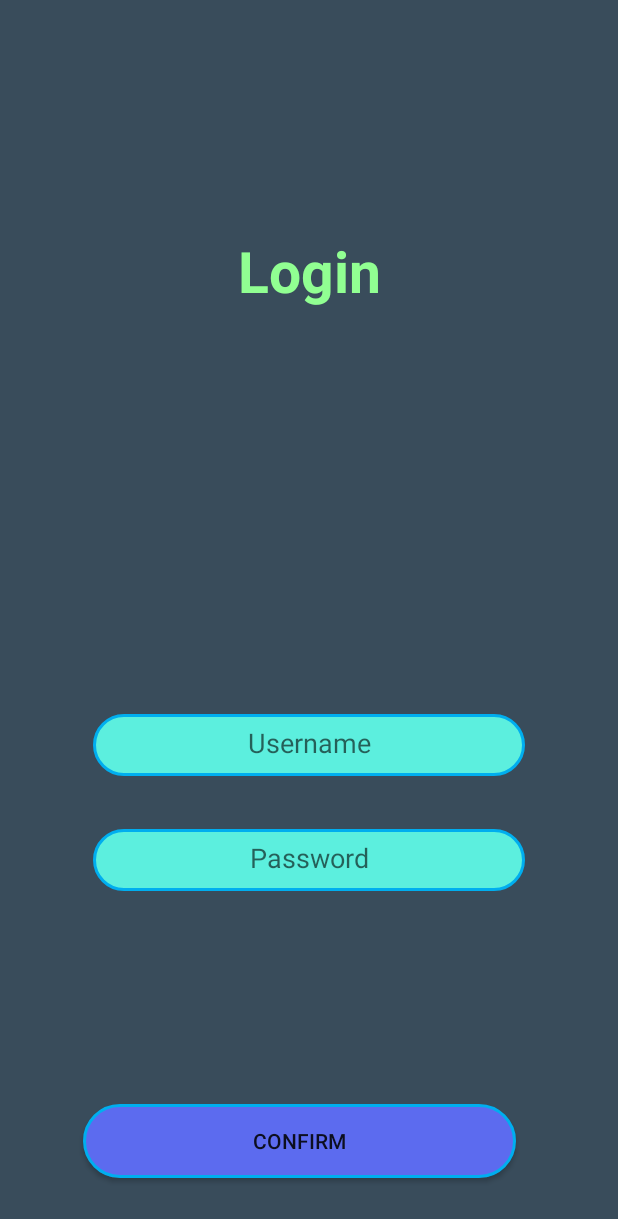
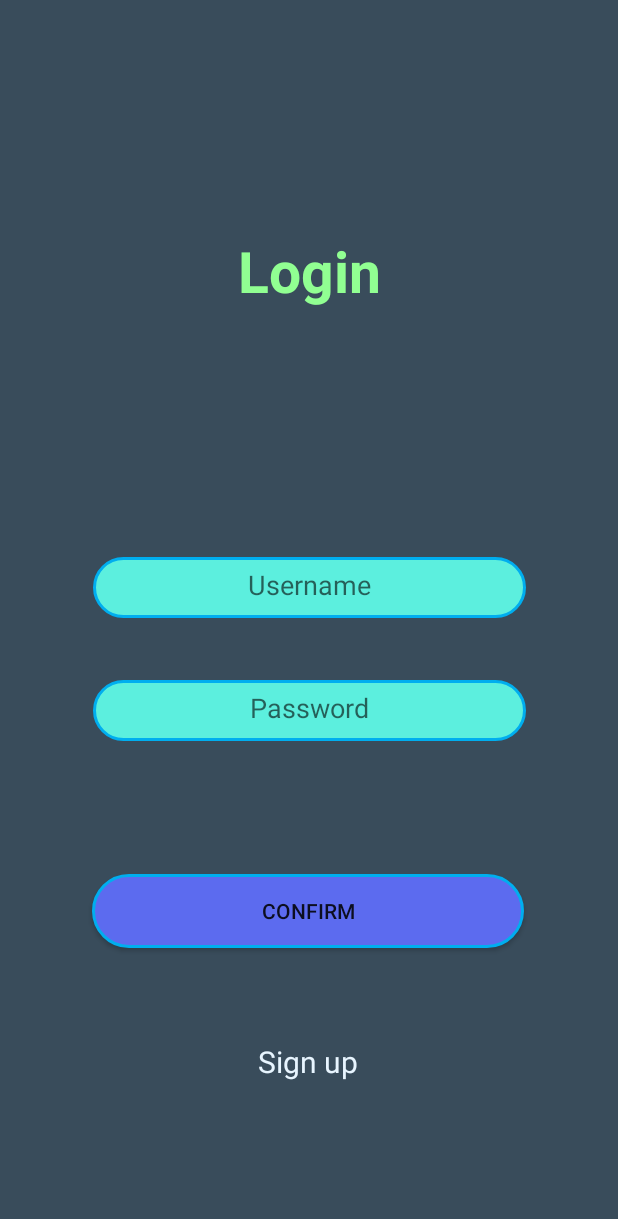
Before and after one commit to daniyeg/Polaris, an Android app built with Jetpack Compose: the screen it shows after launch (LoginActivity), after a tap on "CONFIRM", on a phone screen of 412 x 824 dp. Shown: the top 1219 px of the screen. Run offline under Robolectric (Android 15) with nearby library versions, the phone set to English and light mode, and no system bars.

Commit message:
feat: login and sign up

```diff
--- a/client/app/src/main/AndroidManifest.xml
+++ b/client/app/src/main/AndroidManifest.xml
@@ -31,6 +31,8 @@
         </activity>
         <activity android:name=".LoginActivity" />
         <activity android:name=".HomeActivity" />
+        <activity android:name=".SignupActivity" />
+        <activity android:name=".OtpActivity" />
 
     </application>
 
--- a/client/app/src/main/java/com/beyond5g/polaris/LoginActivity.kt
+++ b/client/app/src/main/java/com/beyond5g/polaris/LoginActivity.kt
@@ -5,6 +5,8 @@ import android.os.Bundle
 import android.util.Log
 import android.widget.Button
 import android.widget.EditText
+import android.widget.TextView
+import android.widget.Toast
 import androidx.activity.ComponentActivity
 import androidx.appcompat.app.AppCompatActivity
 
@@ -14,21 +16,44 @@ class LoginActivity : ComponentActivity() {
         setContentView(R.layout.login)
 
         val confirmButton = findViewById<Button>(R.id.confirm)
+        val usernameEditText = findViewById<EditText>(R.id.username)
+        val passwordEditText = findViewById<EditText>(R.id.password)
+        val signupText = findViewById<TextView>(R.id.signupText)
+
+        signupText.setOnClickListener(){
+            startActivity(Intent(this, SignupActivity::class.java))
+
+        }
         confirmButton.setOnClickListener {
-            val username = findViewById<EditText>(R.id.username).text.toString()
-            val password = findViewById<EditText>(R.id.password).text.toString()
+            val username = usernameEditText.text.toString().trim()
+            val password = passwordEditText.text.toString().trim()
 
-            responseBody = Connector.sendLogin(username, password)
+            if (username.isEmpty() || password.isEmpty()) {
+                Toast.makeText(this, "Please fill in all fields", Toast.LENGTH_SHORT).show()
+                return@setOnClickListener
+            }
 
-            val validated = false
+            Connector.sendLogin(username, password) { success, token ->
+                runOnUiThread {
 
-            if (validated) {
-                val sharedPref = getSharedPreferences("auth", MODE_PRIVATE)
-                sharedPref.edit().putBoolean("is_logged_in", true).apply()
+                    if (success) {
 
-                val intent = Intent(this, MainActivity::class.java)
-                startActivity(intent)
-                finish()
+                        val sharedPref = getSharedPreferences("auth", MODE_PRIVATE)
+                        val currentTime = System.currentTimeMillis()
+                        sharedPref.edit()
+                            .putBoolean("is_logged_in", true)
+                            .putLong("login_time", currentTime)
+                            .putString("token", token)
+                            .apply()
+
+
+                        Toast.makeText(this, "Login successful", Toast.LENGTH_SHORT).show()
+                        startActivity(Intent(this, HomeActivity::class.java))
+                        finish()
+                    } else {
+                        Toast.makeText(this, "Invalid credentials", Toast.LENGTH_SHORT).show()
+                    }
+                }
             }
         }
     }
--- a/client/app/src/main/java/com/beyond5g/polaris/MainActivity.kt
+++ b/client/app/src/main/java/com/beyond5g/polaris/MainActivity.kt
@@ -2,24 +2,8 @@ package com.beyond5g.polaris
 
 import android.content.Intent
 import android.os.Bundle
-import android.widget.Button
 import androidx.activity.ComponentActivity
-import androidx.activity.compose.setContent
-import androidx.activity.enableEdgeToEdge
-import androidx.compose.foundation.layout.fillMaxSize
-import androidx.compose.foundation.layout.padding
-import androidx.compose.material3.Scaffold
-import androidx.compose.material3.Text
-import androidx.compose.runtime.Composable
-import androidx.compose.ui.Modifier
-import androidx.compose.ui.tooling.preview.Preview
-import com.beyond5g.polaris.ui.theme.PolarisTheme
-import androidx.compose.foundation.layout.*
-import androidx.compose.material3.*
-import androidx.compose.ui.unit.dp
-import kotlinx.coroutines.CoroutineScope
-import kotlinx.coroutines.Dispatchers
-import kotlinx.coroutines.launch
+
 
 class MainActivity : ComponentActivity() {
     override fun onCreate(savedInstanceState: Bundle?) {
@@ -27,10 +11,17 @@ class MainActivity : ComponentActivity() {
 
         val sharedPref = getSharedPreferences("auth", MODE_PRIVATE)
         val isLoggedIn = sharedPref.getBoolean("is_logged_in", false)
+        val loginTime = sharedPref.getLong("login_time", 0L)
 
-        val intent = if (isLoggedIn) {
-            Intent(this, LoginActivity::class.java)
+        val sessionDurationLimit = 1 * 60 * 1000 // 30 minutes in milliseconds
+        val currentTime = System.currentTimeMillis()
+
+        val isSessionValid = isLoggedIn && (currentTime - loginTime < sessionDurationLimit)
+
+        val intent = if (isSessionValid) {
+            Intent(this, HomeActivity::class.java)
         } else {
+            sharedPref.edit().clear().apply() // session expired, clear
             Intent(this, LoginActivity::class.java)
         }
 
--- a/client/app/src/main/res/layout/login.xml
+++ b/client/app/src/main/res/layout/login.xml
@@ -20,62 +20,72 @@
         app:layout_constraintVertical_bias="0.2"
         app:layout_constraintStart_toStartOf="parent"
         app:layout_constraintEnd_toEndOf="parent"
-        app:layout_constraintHorizontal_bias="0.5"
-        />
+        app:layout_constraintHorizontal_bias="0.5" />
+
+    <TextView
+        android:id="@+id/signupText"
+        android:layout_width="wrap_content"
+        android:layout_height="wrap_content"
+        android:layout_marginTop="200dp"
+        android:clickable="true"
+        android:focusable="true"
+        android:onClick="onTextClicked"
+        android:text="Sign up"
+        android:textSize="20sp"
+        android:textColor="#E8F5FF"
+        app:layout_constraintEnd_toEndOf="parent"
+        app:layout_constraintHorizontal_bias="0.498"
+        app:layout_constraintStart_toStartOf="parent"
+        app:layout_constraintTop_toBottomOf="@id/password" />
 
     <EditText
         android:id="@+id/username"
         android:layout_width="0dp"
         android:layout_height="0dp"
-        app:layout_constraintWidth_percent="0.7"
-        app:layout_constraintHeight_percent="0.05"
         android:layout_marginTop="16dp"
+        android:background="@drawable/edittext_background"
         android:hint="Username"
         android:textAlignment="center"
-
-        android:background="@drawable/edittext_background"
+        app:layout_constraintBottom_toBottomOf="parent"
+        app:layout_constraintEnd_toEndOf="parent"
+        app:layout_constraintHeight_percent="0.05"
+        app:layout_constraintHorizontal_bias="0.504"
+        app:layout_constraintStart_toStartOf="parent"
         app:layout_constraintTop_toTopOf="parent"
-        app:layout_constraintBottom_toBottomOf="parent"
-        app:layout_constraintVertical_bias="0.6"
-        app:layout_constraintStart_toStartOf="parent"
-        app:layout_constraintEnd_toEndOf="parent"
-        app:layout_constraintHorizontal_bias="0.5"
-        />
+        app:layout_constraintVertical_bias="0.463"
+        app:layout_constraintWidth_percent="0.7" />
 
     <EditText
         android:id="@+id/password"
         android:layout_width="0dp"
         android:layout_height="0dp"
-        app:layout_constraintWidth_percent="0.7"
-        app:layout_constraintHeight_percent="0.05"
         android:layout_marginTop="16dp"
+        android:background="@drawable/edittext_background"
         android:hint="Password"
         android:textAlignment="center"
-
-        android:background="@drawable/edittext_background"
+        app:layout_constraintBottom_toBottomOf="parent"
+        app:layout_constraintEnd_toEndOf="parent"
+        app:layout_constraintHeight_percent="0.05"
+        app:layout_constraintHorizontal_bias="0.504"
+        app:layout_constraintStart_toStartOf="parent"
         app:layout_constraintTop_toTopOf="parent"
-        app:layout_constraintBottom_toBottomOf="parent"
-        app:layout_constraintVertical_bias="0.7"
-        app:layout_constraintStart_toStartOf="parent"
-        app:layout_constraintEnd_toEndOf="parent"
-        app:layout_constraintHorizontal_bias="0.5"
-        />
+        app:layout_constraintVertical_bias="0.57"
+        app:layout_constraintWidth_percent="0.7" />
 
     <Button
         android:id="@+id/confirm"
-        android:background="@drawable/button_background"
-
         android:layout_width="0dp"
         android:layout_height="0dp"
+        android:background="@drawable/button_background"
         android:text="Confirm"
         app:circularflow_radiusInDP="12"
         app:layout_constraintBottom_toBottomOf="parent"
         app:layout_constraintEnd_toEndOf="parent"
         app:layout_constraintHeight_percent="0.06"
-        app:layout_constraintHorizontal_bias="0.45"
+        app:layout_constraintHorizontal_bias="0.495"
         app:layout_constraintStart_toStartOf="parent"
         app:layout_constraintTop_toTopOf="parent"
-        app:layout_constraintVertical_bias="0.95"
+        app:layout_constraintVertical_bias="0.752"
         app:layout_constraintWidth_percent="0.7" />
 
 </androidx.constraintlayout.widget.ConstraintLayout>
```
Also changed, not shown: client/app/src/main/java/com/beyond5g/polaris/Connector.kt (+100 -40 lines), client/app/src/main/java/com/beyond5g/polaris/OtpActivity.kt (added, +60 -0 lines), client/app/src/main/java/com/beyond5g/polaris/SignupActivity.kt (+31 -10 lines), client/app/src/main/res/layout/otp.xml (added, +62 -0 lines), client/app/src/main/res/layout/signup.xml (+0 -37 lines).
